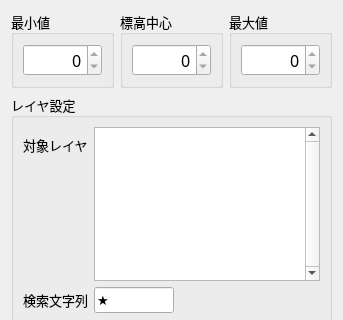
Above: demstyle_all_dialog_base.ui from tamaohome/qgis-demstyle-all before the change; both pictures show x 0 to 343 and y 0 to 320 of the 343 by 480 pixel window. Below: the same form after it.
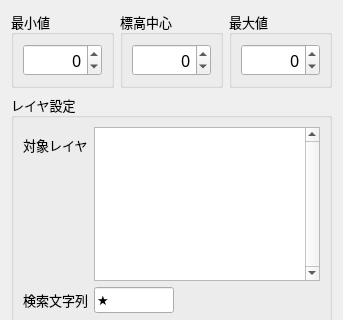
That is the form after the change.

Commit message: ✨ feat: 標高スピンボックスの微調整機能を追加

```diff
--- a/demstyle_all_dialog_base.ui
+++ b/demstyle_all_dialog_base.ui
@@ -57,9 +57,6 @@
           <property name="alignment">
            <set>Qt::AlignRight|Qt::AlignTrailing|Qt::AlignVCenter</set>
           </property>
-          <property name="readOnly">
-           <bool>true</bool>
-          </property>
           <property name="minimum">
            <number>-9999</number>
           </property>
@@ -109,9 +106,6 @@
           <property name="alignment">
            <set>Qt::AlignRight|Qt::AlignTrailing|Qt::AlignVCenter</set>
           </property>
-          <property name="readOnly">
-           <bool>true</bool>
-          </property>
           <property name="minimum">
            <number>-9999</number>
           </property>
@@ -164,9 +158,6 @@
           <property name="alignment">
            <set>Qt::AlignRight|Qt::AlignTrailing|Qt::AlignVCenter</set>
           </property>
-          <property name="readOnly">
-           <bool>true</bool>
-          </property>
           <property name="showGroupSeparator" stdset="0">
            <bool>false</bool>
           </property>
```
The commit also changes 1 other file.
